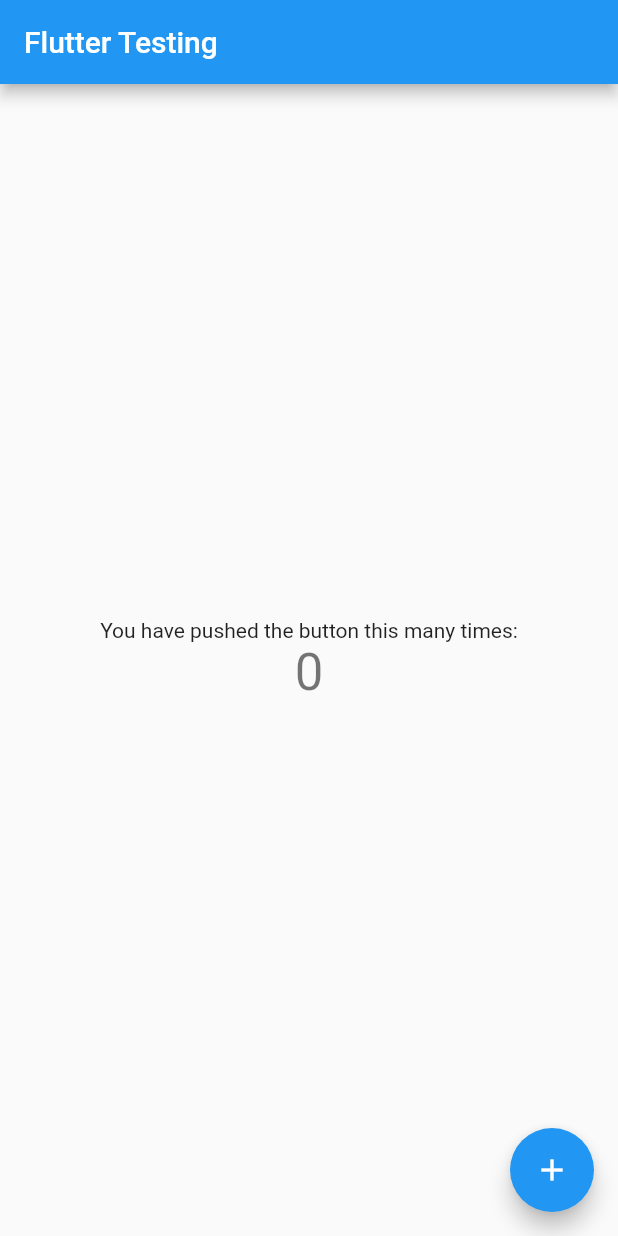
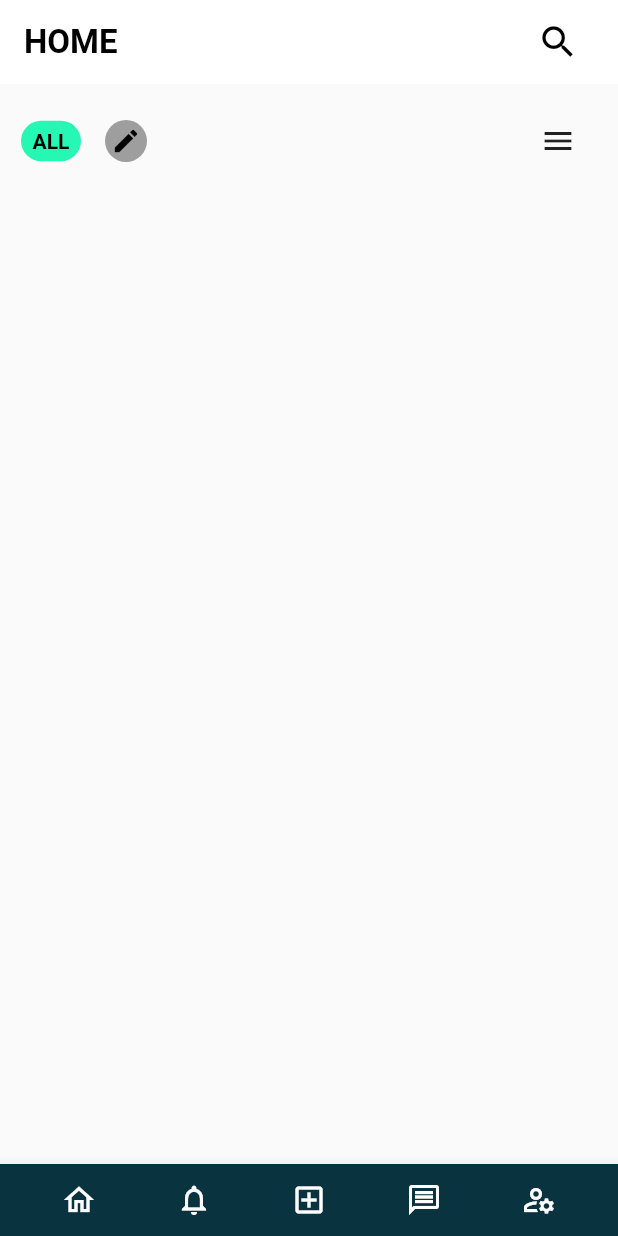
Before and after one commit to Caivy/Myfan, a Flutter app: the screen it shows after launch, on a phone screen of 412 x 824 dp. Run offline on Flutter 3.47's test engine with Material 2 defaults, Android fonts, the light colour scheme and no system bars.

Commit message:
Big Update

```diff
--- /dev/null
+++ b/lib/global.dart
@@ -0,0 +1,10 @@
+library globals;
+
+import 'package:flutter/material.dart';
+import 'package:myfan/models/hexToColor_models.dart';
+
+// ignore: non_constant_identifier_names
+Color PRIMARY_COLOR =
+    Color(hexStringToColor("#09333F"));
+// ignore: non_constant_identifier_names
+Color SECONDARY_COLOR = Color(0xFF26F7B2);
--- a/lib/main.dart
+++ b/lib/main.dart
@@ -1,4 +1,6 @@
 import 'package:flutter/material.dart';
+import 'package:myfan/models/hexToColor_models.dart';
+import 'package:myfan/screen/home_screen.dart';
 
 void main() {
   runApp(MyApp());
@@ -8,58 +10,12 @@
   @override
   Widget build(BuildContext context) {
     return MaterialApp(
-      title: 'Flutter Testing',
+      debugShowCheckedModeBanner: false,
+      title: 'Myfan',
       theme: ThemeData(
-        primarySwatch: Colors.blue,
-      ),
-      home: MyHomePage(title: 'Flutter Testing'),
+          primaryColor:
+              hexStringToColor("#09333f")),
+      home: homeScreen(),
     );
   }
 }
-
-class MyHomePage extends StatefulWidget {
-  MyHomePage({Key? key, required this.title}) : super(key: key);
-
-  final String title;
-
-  @override
-  _MyHomePageState createState() => _MyHomePageState();
-}
-
-class _MyHomePageState extends State<MyHomePage> {
-  int _counter = 0;
-
-  void _incrementCounter() {
-    setState(() {
-      _counter++;
-    });
-  }
-
-  @override
-  Widget build(BuildContext context) {
-    return Scaffold(
-      appBar: AppBar(
-        title: Text(widget.title),
-      ),
-      body: Center(
-        child: Column(
-          mainAxisAlignment: MainAxisAlignment.center,
-          children: <Widget>[
-            Text(
-              'You have pushed the button this many times:',
-            ),
-            Text(
-              '$_counter',
-              style: Theme.of(context).textTheme.headline4,
-            ),
-          ],
-        ),
-      ),
-      floatingActionButton: FloatingActionButton(
-        onPressed: _incrementCounter,
-        tooltip: 'Increment',
-        child: Icon(Icons.add),
-      ), // This trailing comma makes auto-formatting nicer for build methods.
-    );
-  }
-}
--- /dev/null
+++ b/lib/models/hexToColor_models.dart
@@ -0,0 +1,10 @@
+import 'package:flutter/material.dart';
+
+hexStringToColor(String hexColor) {
+  hexColor =
+      hexColor.toUpperCase().replaceAll("#", "");
+  if (hexColor.length == 6) {
+    hexColor = "FF" + hexColor;
+  }
+  return Color(int.parse(hexColor, radix: 16));
+}
--- /dev/null
+++ b/lib/screen/home_screen.dart
@@ -0,0 +1,102 @@
+import 'package:flutter/material.dart';
+import 'package:myfan/global.dart';
+import 'package:myfan/widgets/bottomappbar_widgets.dart';
+
+// ignore: camel_case_types
+class homeScreen extends StatefulWidget {
+  homeScreen({Key? key}) : super(key: key);
+
+  @override
+  _homeScreenState createState() =>
+      _homeScreenState();
+}
+
+// ignore: camel_case_types
+class _homeScreenState extends State<homeScreen> {
+  @override
+  Widget build(BuildContext context) {
+    return Scaffold(
+      appBar: AppBar(
+        backgroundColor: Colors.white,
+        title: Row(
+          mainAxisAlignment:
+              MainAxisAlignment.spaceBetween,
+          children: [
+            Text(
+              "HOME",
+              style: TextStyle(
+                  fontSize: 22.0,
+                  fontFamily: 'Roboto',
+                  fontWeight: FontWeight.bold,
+                  color: Colors.black),
+            ),
+            IconButton(
+              icon: Icon(Icons.search_outlined),
+              color: Colors.black,
+              iconSize: 28,
+              onPressed: () {},
+            )
+          ],
+        ),
+        elevation: 0.0,
+      ),
+      body: Padding(
+        padding: const EdgeInsets.all(14.0),
+        child: Row(
+          children: [
+            Row(
+              children: [
+                Container(
+                    height: 27,
+                    width: 40,
+                    decoration: BoxDecoration(
+                        color: SECONDARY_COLOR,
+                        borderRadius:
+                            BorderRadius.circular(
+                                20.0)),
+                    child: Center(
+                      child: Text(
+                        "ALL",
+                        style: TextStyle(
+                            fontWeight:
+                                FontWeight.bold,
+                            fontFamily: "Roboto",
+                            color: Colors.black),
+                      ),
+                    )),
+                Padding(
+                    padding: EdgeInsets.all(8.0)),
+                Container(
+                  height: 28,
+                  width: 28,
+                  decoration: BoxDecoration(
+                      color: Colors.grey,
+                      borderRadius:
+                          BorderRadius.circular(
+                              20.0)),
+                  child: IconButton(
+                    padding: EdgeInsets.zero,
+                    icon: Icon(Icons.edit),
+                    color: Colors.black,
+                    iconSize: 20,
+                    onPressed: () {},
+                  ),
+                ),
+                Padding(
+                    // NEED TO CHANGE IT
+                    padding: EdgeInsets.only(
+                        right: 250.0)),
+                SizedBox(
+                    child: IconButton(
+                        onPressed: () {},
+                        icon: Icon(
+                            Icons.menu_outlined)))
+              ],
+            ),
+          ],
+        ),
+      ),
+      bottomNavigationBar: bottomAppBar(),
+    );
+  }
+}
--- /dev/null
+++ b/lib/screen/splash_screen.dart
@@ -0,0 +1,17 @@
+import 'package:flutter/material.dart';
+
+class Splash extends StatefulWidget {
+  const Splash({Key? key}) : super(key: key);
+
+  @override
+  _SplashState createState() => _SplashState();
+}
+
+class _SplashState extends State<Splash> {
+  @override
+  Widget build(BuildContext context) {
+    return Scaffold(
+      backgroundColor: Colors.white,
+    );
+  }
+}
--- /dev/null
+++ b/lib/widgets/bottomappbar_widgets.dart
@@ -0,0 +1,58 @@
+import 'package:flutter/material.dart';
+import 'package:myfan/models/hexToColor_models.dart';
+
+// ignore: camel_case_types
+class bottomAppBar extends StatelessWidget {
+  const bottomAppBar({Key? key})
+      : super(key: key);
+  @override
+  Widget build(BuildContext context) {
+    return BottomAppBar(
+        color: hexStringToColor("#09333f"),
+        child: IconTheme(
+          data:
+              IconThemeData(color: Colors.white),
+          child: Row(
+            mainAxisAlignment:
+                MainAxisAlignment.spaceEvenly,
+            children: <Widget>[
+              IconButton(
+                tooltip: 'Home',
+                iconSize: 24,
+                icon: const Icon(
+                    Icons.home_outlined),
+                onPressed: () {},
+              ),
+              IconButton(
+                tooltip: 'Notification',
+                iconSize: 24,
+                icon: const Icon(
+                    Icons.notifications_outlined),
+                onPressed: () {},
+              ),
+              IconButton(
+                tooltip: 'Create Post',
+                iconSize: 24,
+                icon: const Icon(
+                    Icons.add_box_outlined),
+                onPressed: () {},
+              ),
+              IconButton(
+                tooltip: 'Message',
+                iconSize: 24,
+                icon: const Icon(
+                    Icons.message_outlined),
+                onPressed: () {},
+              ),
+              IconButton(
+                tooltip: 'Account',
+                iconSize: 24,
+                icon: const Icon(Icons
+                    .manage_accounts_outlined),
+                onPressed: () {},
+              ),
+            ],
+          ),
+        ));
+  }
+}
```
Also changed, not shown: pubspec.yaml (+3 -10 lines), pubspec.lock.
